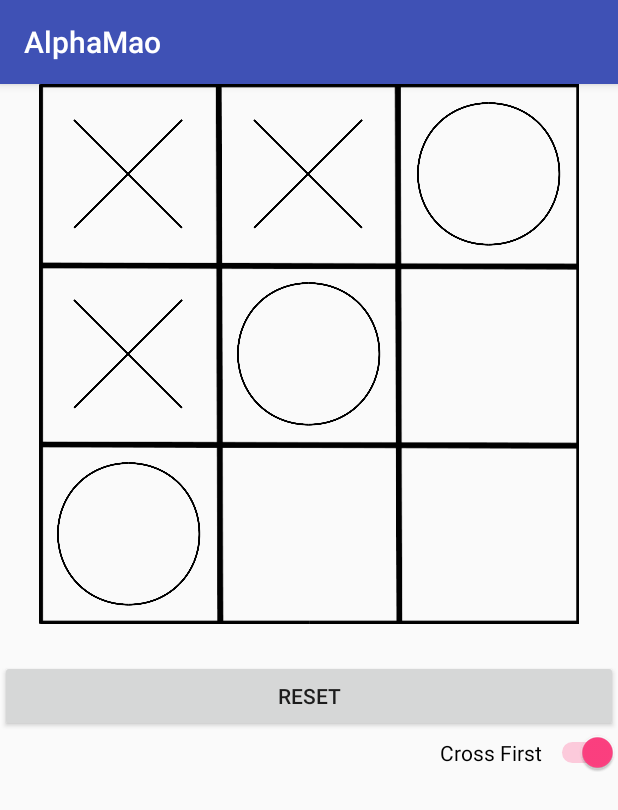
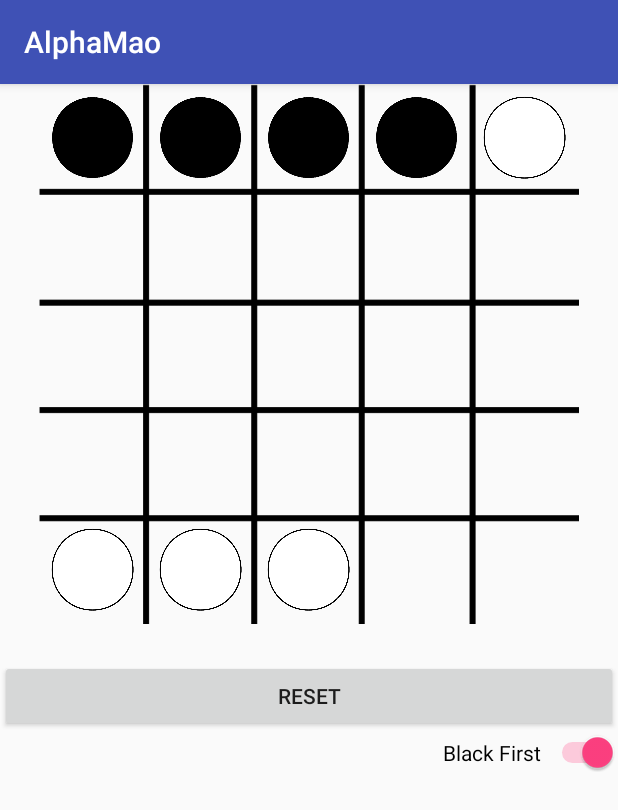
Before and after one commit to Jeffhooo/AlphaMao-5-5-chess-game, an Android app: the screen it shows after launch (MainActivity), after a tap on an icon or button, on a phone screen of 412 x 824 dp. Shown: the top 810 px of the screen. Run offline under Robolectric (Android 15) with nearby library versions, the phone set to English and light mode, and no system bars; 3 other taps on this screen came first.

Commit message:
5*5 chessboard, robot DFS algorithm depth can be set in source code

```diff
--- a/app/src/main/java/com/jeff/alphamao/MainActivity.java
+++ b/app/src/main/java/com/jeff/alphamao/MainActivity.java
@@ -14,6 +14,8 @@ public class MainActivity extends AppCompatActivity {
     private static final int BLANK = 0;
     private static final int CROSS = 1;
     private static final int CIRCLE = 2;
+    private static final int BLACK = 3;
+    private static final int WHITE = 4;
 
     private static final int USER_WIN = -1;
     private static final int USER_LOSS = -2;
@@ -29,22 +31,45 @@ public class MainActivity extends AppCompatActivity {
     private static final int CELL_6 = R.id.cell_6;
     private static final int CELL_7 = R.id.cell_7;
     private static final int CELL_8 = R.id.cell_8;
+    private static final int CELL_9 = R.id.cell_9;
+    private static final int CELL_10 = R.id.cell_10;
+    private static final int CELL_11 = R.id.cell_11;
+    private static final int CELL_12 = R.id.cell_12;
+    private static final int CELL_13 = R.id.cell_13;
+    private static final int CELL_14 = R.id.cell_14;
+    private static final int CELL_15 = R.id.cell_15;
+    private static final int CELL_16 = R.id.cell_16;
+    private static final int CELL_17 = R.id.cell_17;
+    private static final int CELL_18 = R.id.cell_18;
+    private static final int CELL_19 = R.id.cell_19;
+    private static final int CELL_20 = R.id.cell_20;
+    private static final int CELL_21 = R.id.cell_21;
+    private static final int CELL_22 = R.id.cell_22;
+    private static final int CELL_23 = R.id.cell_23;
+    private static final int CELL_24 = R.id.cell_24;
 
     private static final int RESET = R.id.reset;
 
-    private final int DRAW_CROSS = R.drawable.cross;
+    private final int DRAW_CROSS  = R.drawable.cross;
     private final int DRAW_CIRCLE = R.drawable.circle;
-    private final int DRAW_BLANK = R.drawable.blank;
+    private final int DRAW_BLANK  = R.drawable.blank;
+    private final int DRAW_BLACK  = R.drawable.black;
+    private final int DRAW_WHITE  = R.drawable.white;
 
-    private static final int[] CELLS = {CELL_0, CELL_1, CELL_2, CELL_3, CELL_4,
-                                        CELL_5, CELL_6, CELL_7, CELL_8,};
+
+    private static final int[] CELL_LIST
+            = {CELL_0, CELL_1, CELL_2, CELL_3, CELL_4,
+               CELL_5, CELL_6, CELL_7, CELL_8, CELL_9,
+               CELL_10, CELL_11, CELL_12, CELL_13, CELL_14,
+               CELL_15, CELL_16, CELL_17, CELL_18, CELL_19,
+               CELL_20, CELL_21, CELL_22, CELL_23, CELL_24};
 
     private static final int HUMAN_VS_ROBOT = -10;
     private static final int ROBOT_VS_ROBOT = -11;
 
-    private MyImageView[] imageViews;
+    private MyImageView[] imageViewList;
     private Button resetButton;
-    private Switch crossFirstSwitch;
+    private Switch blackFirstSwitch;
     private int[] chessboard;
     private Robot robot1;
     private Robot robot2;
@@ -61,29 +86,29 @@ public class MainActivity extends AppCompatActivity {
     protected void onCreate(Bundle savedInstanceState) {
         super.onCreate(savedInstanceState);
         setContentView(R.layout.activity_main);
-        imageViews = new MyImageView[9];
-        chessboard = new int[9];
+        imageViewList = new MyImageView[25];
+        chessboard = new int[25];
         finish = false;
-        currentSymbol = CROSS;
-        userSymbol = CROSS;
+        currentSymbol = BLACK;
+        userSymbol = BLACK;
         mode = HUMAN_VS_ROBOT;
 
         initChessboard();
-        initImageViews(imageViews, CELLS);
+        initImageViews(imageViewList, CELL_LIST);
         initResetButton();
         initSwitch();
 
-        robot1 = new Robot("Robot1", CIRCLE);
-        robot2 = new Robot("Robot2", CROSS);
+        robot1 = new Robot("Robot1", WHITE, 5);
+        robot2 = new Robot("Robot2", BLACK, 5);
     }
 
     private void initChessboard() {
-        for(int i = 0; i < 9; i++)
+        for(int i = 0; i < 25; i++)
             chessboard[i] = BLANK;
     }
 
     private void initImageViews(MyImageView[] imageViews, int[] CELLS) {
-        for(int i = 0; i < 9; i++) {
+        for(int i = 0; i < 25; i++) {
             imageViews[i] = (MyImageView) findViewById(CELLS[i]);
             imageViews[i].setIndex(i);
             imageViews[i].setOnClickListener(new View.OnClickListener() {
@@ -96,7 +121,7 @@ public class MainActivity extends AppCompatActivity {
                             && currentSymbol == userSymbol
                             && chessboard[index] == BLANK) {
                         clickedView.setImageResource
-                                ((userSymbol == CROSS)? DRAW_CROSS : DRAW_CIRCLE);
+                                ((userSymbol == BLACK)? DRAW_BLACK : DRAW_WHITE);
                         chessboard[clickedView.getIndex()] = userSymbol;
                         if(robot1.judge(chessboard) == USER_WIN) {
                             Toast.makeText(MainActivity.this, "User Win!",
@@ -115,13 +140,13 @@ public class MainActivity extends AppCompatActivity {
     }
 
     private void clearChessboard(int[] chessboard, MyImageView[] imageViews) {
-        for(int i = 0; i < 9; i++) {
+        for(int i = 0; i < 25; i++) {
             chessboard[i] = BLANK;
             imageViews[i].setImageResource(DRAW_BLANK);
         }
         finish = false;
-        currentSymbol = crossFirstSwitch.isChecked()? CROSS : CIRCLE;
-        if(currentSymbol == CIRCLE) {
+        currentSymbol = blackFirstSwitch.isChecked()? BLACK : WHITE;
+        if(currentSymbol == WHITE) {
             robotClick(robot1, robot1.getSymbol());
             changeCurrentSymbol();
         }
@@ -132,31 +157,31 @@ public class MainActivity extends AppCompatActivity {
         resetButton.setOnClickListener(new View.OnClickListener() {
             @Override
             public void onClick(View v) {
-                clearChessboard(chessboard, imageViews);
+                clearChessboard(chessboard, imageViewList);
             }
         });
     }
 
     private void initSwitch() {
-        crossFirstSwitch = (Switch) findViewById(R.id.cross_first);
-        crossFirstSwitch.setOnCheckedChangeListener
+        blackFirstSwitch = (Switch) findViewById(R.id.black_first);
+        blackFirstSwitch.setOnCheckedChangeListener
                 (new CompoundButton.OnCheckedChangeListener() {
             @Override
             public void onCheckedChanged
                     (CompoundButton buttonView, boolean isChecked) {
-                currentSymbol = crossFirstSwitch.isChecked()? CROSS : CIRCLE;
+                currentSymbol = blackFirstSwitch.isChecked()? BLACK : WHITE;
             }
         });
-        crossFirstSwitch.setChecked(true);
+        blackFirstSwitch.setChecked(true);
     }
 
     public void robotClick(Robot robot, int symbol) {
-        int DRAW_TYPE = (symbol == CIRCLE)? DRAW_CIRCLE : DRAW_CROSS;
-        int nextStep = robot.process(symbol, chessboard);
+        int DRAW_TYPE = (symbol == WHITE)? DRAW_WHITE : DRAW_BLACK;
+        int nextStep = robot.DFS(symbol, chessboard, robot.getDepth());
         if(nextStep >= 0) {
             MyImageView updateImageView =
                     (MyImageView) findViewById
-                            (MainActivity.CELLS[nextStep]);
+                            (MainActivity.CELL_LIST[nextStep]);
             updateImageView.setImageResource(DRAW_TYPE);
             chessboard[nextStep] = symbol;
         }
@@ -185,7 +210,7 @@ public class MainActivity extends AppCompatActivity {
     }
 
     public void changeCurrentSymbol() {
-        currentSymbol = currentSymbol == CIRCLE? CROSS : CIRCLE;
+        currentSymbol = currentSymbol == WHITE? BLACK : WHITE;
     }
 
     public boolean getFinish() {
--- a/app/src/main/java/com/jeff/alphamao/MyImageView.java
+++ b/app/src/main/java/com/jeff/alphamao/MyImageView.java
@@ -3,7 +3,6 @@ package com.jeff.alphamao;
 import android.content.Context;
 import android.support.v7.widget.AppCompatImageView;
 import android.util.AttributeSet;
-import android.widget.ImageView;
 
 /**
  * Created by jeff on 17-5-29.
--- a/app/src/main/java/com/jeff/alphamao/Robot.java
+++ b/app/src/main/java/com/jeff/alphamao/Robot.java
@@ -1,4 +1,6 @@
 package com.jeff.alphamao;
+
+import java.util.Random;
 
 /**
  * Created by jeff on 17-5-29.
@@ -9,6 +11,8 @@ public class Robot {
     private static final int BLANK = 0;
     private static final int CROSS = 1;
     private static final int CIRCLE = 2;
+    private static final int BLACK = 3;
+    private static final int WHITE = 4;
 
     private static final int USER_WIN = -1;
     private static final int USER_LOSS = -2;
@@ -17,18 +21,24 @@ public class Robot {
 
     private String name;
     private int symbol;
+    private int depth;
 
-    public Robot(String name, int symbol) {
+    public Robot(String name, int symbol, int depth) {
         this.name = name;
         this.symbol = symbol;
+        this.depth = depth;
     }
 
-    public int process(int symbol, int[] chessboard) {
-        int theOtherSymbol = symbol == CIRCLE? CROSS : CIRCLE;
+    public int DFS(int symbol, int[] chessboard, int depth) {
+        int theOtherSymbol = symbol == WHITE? BLACK : WHITE;
+        int blankCounter = 0;
 
-        if(chessboard[4] == BLANK) return 4;
+        for(int i = 0; i < 25; i++) {
+            if(chessboard[i] == BLANK)
+                ++blankCounter;
+        }
 
-        for(int i = 0; i < 9; i++) {
+        for(int i = 0; i < 25; i++) {
             if(chessboard[i] == BLANK) {
                 chessboard[i] = symbol;
                 int[] copyChessboard = chessboard.clone();
@@ -38,7 +48,7 @@ public class Robot {
             }
         }
 
-        for(int i = 0; i < 9; i++) {
+        for(int i = 0; i < 25; i++) {
             if(chessboard[i] == BLANK) {
                 chessboard[i] = theOtherSymbol;
                 int[] copyChessboard = chessboard.clone();
@@ -48,35 +58,50 @@ public class Robot {
             }
         }
 
-        for(int i = 0; i < 9; i++) {
-            if(chessboard[i] == BLANK) {
-                chessboard[i] = symbol;
-                int[] copyChessboard = chessboard.clone();
-                if(canWin(symbol, copyChessboard))
-                    return i;
-                chessboard[i] = BLANK;
+        if(blankCounter < 9) {
+            for (int i = 0; i < 25; i++) {
+                if (chessboard[i] == BLANK) {
+                    chessboard[i] = symbol;
+                    int[] copyChessboard = chessboard.clone();
+                    if (canWin(symbol, copyChessboard, depth))
+                        return i;
+                    chessboard[i] = BLANK;
+                }
             }
         }
 
-        for(int i = 0; i < 9; i++) {
+        Random random = new Random();
+
+        for(int i = 0; i < 50; i++) {
+            int temp = random.nextInt(24);
+            if(chessboard[temp] == BLANK)
+                return temp;
+        }
+
+        for(int i = 0; i < 25; i++) {
             if(chessboard[i] == BLANK)
                 return i;
         }
+
         return DRAW;
     }
 
-    private boolean canWin(int symbol, int[] chessboard) {
-        int theOtherSymbol = symbol == CIRCLE? CROSS : CIRCLE;
 
+
+    private boolean canWin(int symbol, int[] chessboard, int depth) {
+        --depth;
+        if(depth < 0) return false;
+
+        int theOtherSymbol = symbol == WHITE? BLACK : WHITE;
         if(isWin(symbol, chessboard)) return true;
 
         while(true) {
-            int nextStep = process(theOtherSymbol, chessboard);
+            int nextStep = DFS(theOtherSymbol, chessboard, depth);
             if(nextStep == DRAW) return false;
             chessboard[nextStep] = theOtherSymbol;
             if(isWin(theOtherSymbol, chessboard)) return false;
 
-            nextStep = process(symbol, chessboard);
+            nextStep = DFS(symbol, chessboard, depth);
             if(nextStep == DRAW) return false;
             chessboard[nextStep] = symbol;
             if(isWin(symbol, chessboard)) return true;
@@ -84,12 +109,12 @@ public class Robot {
     }
 
     public int judge(int[] chessboard) {
-        if(isWin(CROSS, chessboard)) return USER_WIN;
-        if(isWin(CIRCLE, chessboard)) return USER_LOSS;
+        if(isWin(BLACK, chessboard)) return USER_WIN;
+        if(isWin(WHITE, chessboard)) return USER_LOSS;
 
-        for(int i = 0; i < 9; i++) {
+        for(int i = 0; i < 25; i++) {
             if(chessboard[i] == BLANK) break;
-            if(i == 8) return DRAW;
+            if(i == 24) return DRAW;
         }
 
         return CAN_NOT_JUDGE;
@@ -97,29 +122,37 @@ public class Robot {
 
     private boolean isWin(int symbol, int[] chessboard) {
 
-        for(int i = 0; i < 3; i++) {
-            int row = i*3;
+        for(int i = 0; i < 5; i++) {
+            int row = i*5;
             if(chessboard[row] == symbol
                     && chessboard[row+1] == symbol
-                    && chessboard[row+2] == symbol)
+                    && chessboard[row+2] == symbol
+                    && chessboard[row+3] == symbol
+                    && chessboard[row+4] == symbol)
                 return true;
         }
 
-        for(int i = 0; i < 3; i++) {
+        for(int i = 0; i < 5; i++) {
             if(chessboard[i] == symbol
-                    && chessboard[i+3] == symbol
-                    && chessboard[i+6] == symbol)
+                    && chessboard[i+5] == symbol
+                    && chessboard[i+10] == symbol
+                    && chessboard[i+15] == symbol
+                    && chessboard[i+20] == symbol)
                 return true;
         }
 
         if(chessboard[0] == symbol
-                && chessboard[4] == symbol
-                && chessboard[8] == symbol)
+                && chessboard[6] == symbol
+                && chessboard[12] == symbol
+                && chessboard[18] == symbol
+                && chessboard[24] == symbol)
             return true;
 
-        if(chessboard[2] == symbol
-                && chessboard[4] == symbol
-                && chessboard[6] == symbol)
+        if(chessboard[4] == symbol
+                && chessboard[8] == symbol
+                && chessboard[12] == symbol
+                && chessboard[16] == symbol
+                && chessboard[20] == symbol)
             return true;
 
         return false;
@@ -132,4 +165,6 @@ public class Robot {
     public int getSymbol() {
         return symbol;
     }
+
+    public int getDepth() { return depth;}
 }
--- a/app/src/main/res/layout/activity_main.xml
+++ b/app/src/main/res/layout/activity_main.xml
@@ -8,7 +8,7 @@
     android:layout_gravity="center_horizontal"
     android:layout_width="@dimen/talbe_width"
     android:layout_height="@dimen/talbe_height"
-    android:background="@drawable/grid_bold">
+    android:background="@drawable/grid5">
 
     <TableRow>
         <com.jeff.alphamao.MyImageView
@@ -26,9 +26,6 @@
             android:layout_width="@dimen/cell_width"
             android:layout_height="@dimen/cell_heigth"
             android:src="@drawable/blank"/>
-    </TableRow>
-
-    <TableRow>
         <com.jeff.alphamao.MyImageView
             android:id="@+id/cell_3"
             android:layout_width="@dimen/cell_width"
@@ -39,14 +36,14 @@
             android:layout_width="@dimen/cell_width"
             android:layout_height="@dimen/cell_heigth"
             android:src="@drawable/blank"/>
+    </TableRow>
+
+    <TableRow>
         <com.jeff.alphamao.MyImageView
             android:id="@+id/cell_5"
             android:layout_width="@dimen/cell_width"
             android:layout_height="@dimen/cell_heigth"
             android:src="@drawable/blank"/>
-    </TableRow>
-
-    <TableRow>
         <com.jeff.alphamao.MyImageView
             android:id="@+id/cell_6"
             android:layout_width="@dimen/cell_width"
@@ -62,8 +59,96 @@
             android:layout_width="@dimen/cell_width"
             android:layout_height="@dimen/cell_heigth"
             android:src="@drawable/blank"/>
+        <com.jeff.alphamao.MyImageView
+            android:id="@+id/cell_9"
+            android:layout_width="@dimen/cell_width"
+            android:layout_height="@dimen/cell_heigth"
+            android:src="@drawable/blank"/>
     </TableRow>
 
+    <TableRow>
+        <com.jeff.alphamao.MyImageView
+            android:id="@+id/cell_10"
+            android:layout_width="@dimen/cell_width"
+            android:layout_height="@dimen/cell_heigth"
+            android:src="@drawable/blank"/>
+        <com.jeff.alphamao.MyImageView
+            android:id="@+id/cell_11"
+            android:layout_width="@dimen/cell_width"
+            android:layout_height="@dimen/cell_heigth"
+            android:src="@drawable/blank"/>
+        <com.jeff.alphamao.MyImageView
+            android:id="@+id/cell_12"
+            android:layout_width="@dimen/cell_width"
+            android:layout_height="@dimen/cell_heigth"
+            android:src="@drawable/blank"/>
+        <com.jeff.alphamao.MyImageView
+            android:id="@+id/cell_13"
+            android:layout_width="@dimen/cell_width"
+            android:layout_height="@dimen/cell_heigth"
+            android:src="@drawable/blank"/>
+        <com.jeff.alphamao.MyImageView
+            android:id="@+id/cell_14"
+            android:layout_width="@dimen/cell_width"
+            android:layout_height="@dimen/cell_heigth"
+            android:src="@drawable/blank"/>
+    </TableRow>
+
+    <TableRow>
+        <com.jeff.alphamao.MyImageView
+            android:id="@+id/cell_15"
+            android:layout_width="@dimen/cell_width"
+            android:layout_height="@dimen/cell_heigth"
+            android:src="@drawable/blank"/>
+        <com.jeff.alphamao.MyImageView
+            android:id="@+id/cell_16"
+            android:layout_width="@dimen/cell_width"
+            android:layout_height="@dimen/cell_heigth"
+            android:src="@drawable/blank"/>
+        <com.jeff.alphamao.MyImageView
+            android:id="@+id/cell_17"
+            android:layout_width="@dimen/cell_width"
+            android:layout_height="@dimen/cell_heigth"
+            android:src="@drawable/blank"/>
+        <com.jeff.alphamao.MyImageView
+            android:id="@+id/cell_18"
+            android:layout_width="@dimen/cell_width"
+            android:layout_height="@dimen/cell_heigth"
+            android:src="@drawable/blank"/>
+        <com.jeff.alphamao.MyImageView
+            android:id="@+id/cell_19"
+            android:layout_width="@dimen/cell_width"
+            android:layout_height="@dimen/cell_heigth"
+            android:src="@drawable/blank"/>
+    </TableRow>
+
+    <TableRow>
+        <com.jeff.alphamao.MyImageView
+            android:id="@+id/cell_20"
+            android:layout_width="@dimen/cell_width"
+            android:layout_height="@dimen/cell_heigth"
+            android:src="@drawable/blank"/>
+        <com.jeff.alphamao.MyImageView
+            android:id="@+id/cell_21"
+            android:layout_width="@dimen/cell_width"
+            android:layout_height="@dimen/cell_heigth"
+            android:src="@drawable/blank"/>
+        <com.jeff.alphamao.MyImageView
+            android:id="@+id/cell_22"
+            android:layout_width="@dimen/cell_width"
+            android:layout_height="@dimen/cell_heigth"
+            android:src="@drawable/blank"/>
+        <com.jeff.alphamao.MyImageView
+            android:id="@+id/cell_23"
+            android:layout_width="@dimen/cell_width"
+            android:layout_height="@dimen/cell_heigth"
+            android:src="@drawable/blank"/>
+        <com.jeff.alphamao.MyImageView
+            android:id="@+id/cell_24"
+            android:layout_width="@dimen/cell_width"
+            android:layout_height="@dimen/cell_heigth"
+            android:src="@drawable/blank"/>
+    </TableRow>
 
 </TableLayout>
 
@@ -81,10 +166,10 @@
         />
 
     <Switch
-        android:id="@+id/cross_first"
+        android:id="@+id/black_first"
         android:layout_width="match_parent"
         android:layout_height="wrap_content"
-        android:text="Cross First "
+        android:text="Black First "
         android:layout_gravity="end"
         android:textAlignment="textEnd"/>
 
--- a/app/src/main/res/values/dimens.xml
+++ b/app/src/main/res/values/dimens.xml
@@ -1,7 +1,7 @@
 <?xml version="1.0" encoding="utf-8"?>
 <resources>
-    <dimen name="cell_width">120dp</dimen>
-    <dimen name="cell_heigth">120dp</dimen>
+    <dimen name="cell_width">72dp</dimen>
+    <dimen name="cell_heigth">72dp</dimen>
     <dimen name="talbe_width">360dp</dimen>
     <dimen name="talbe_height">360dp</dimen>
 </resources>
```
Also changed, not shown: app/src/main/java/com/jeff/alphamao/Solution.java (deleted, +0 -105 lines), app/src/main/res/drawable/black.png (added), app/src/main/res/drawable/grid5.png (added), app/src/main/res/drawable/white.png (added).
